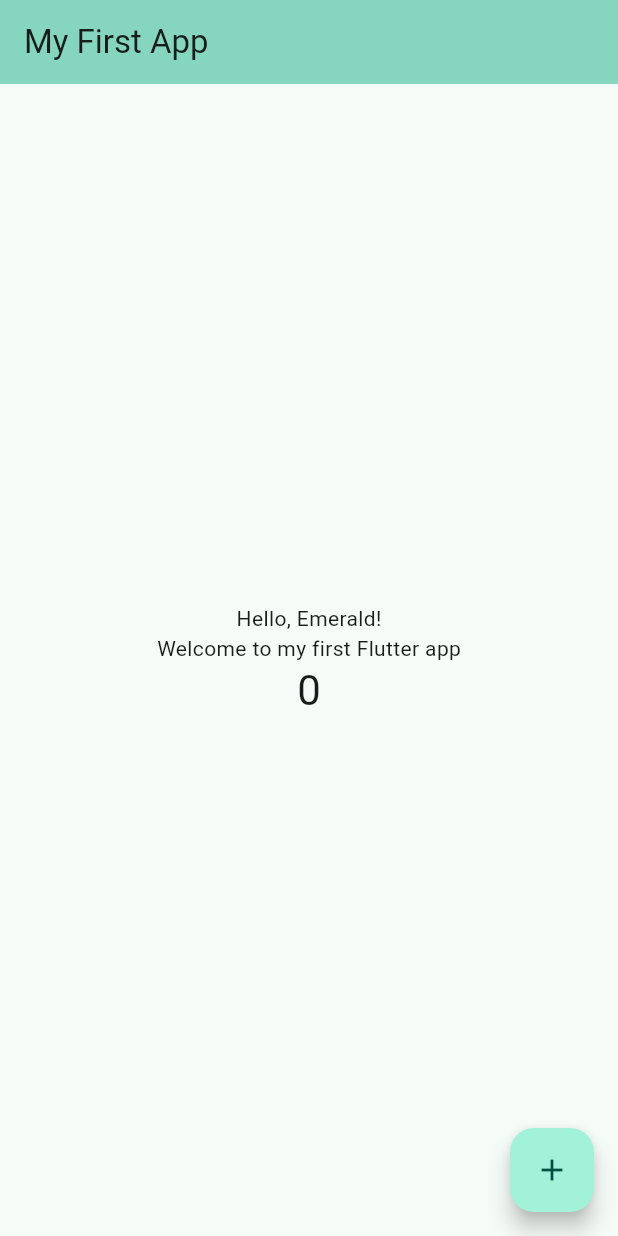
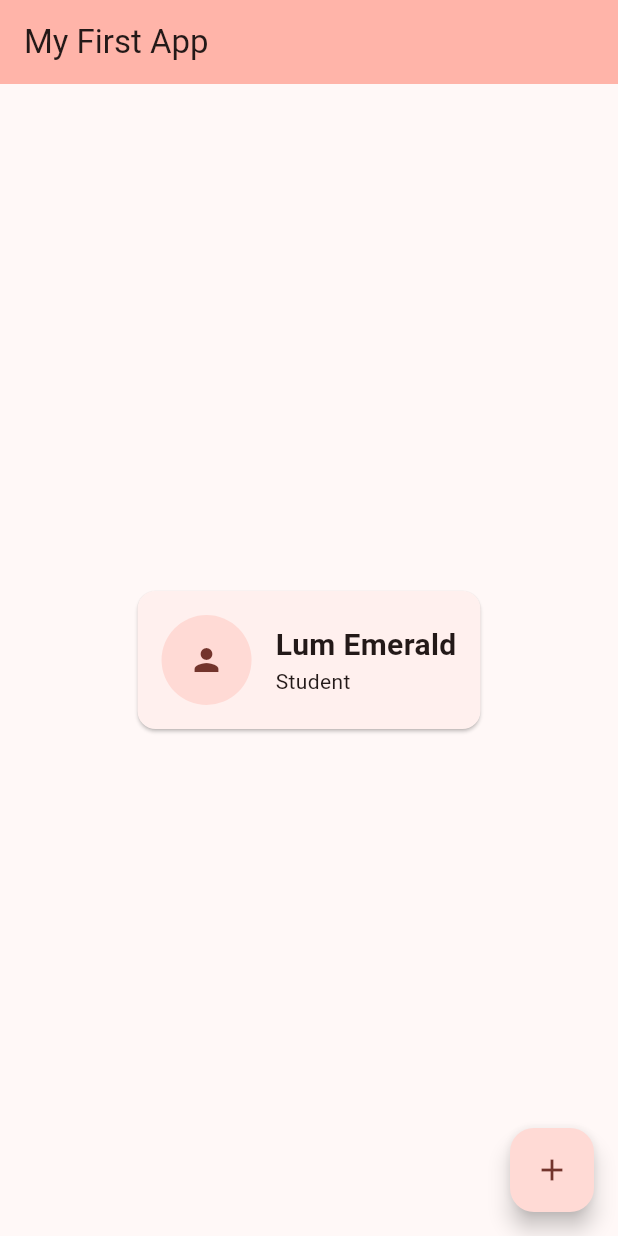
Before and after one commit to LumAzinuiEmeraldChingang/Labs-of-Darts-and-Flutter, a Flutter app: the screen it shows after launch, on a phone screen of 412 x 824 dp. Run offline on Flutter 3.47's test engine with Material 3 defaults, Android fonts, the phone set to English and light mode, and no system bars.

Commit message:
Add ProfileCard widget(only) and change seed colour to red

```diff
--- a/lib/main.dart
+++ b/lib/main.dart
@@ -7,28 +7,12 @@ void main() {
 class MyApp extends StatelessWidget {
   const MyApp({super.key});
 
-  // This widget is the root of your application.
   @override
   Widget build(BuildContext context) {
     return MaterialApp(
       title: 'My First App',
       theme: ThemeData(
-        // This is the theme of your application.
-        //
-        // TRY THIS: Try running your application with "flutter run". You'll see
-        // the application has a purple toolbar. Then, without quitting the app,
-        // try changing the seedColor in the colorScheme below to Colors.green
-        // and then invoke "hot reload" (save your changes or press the "hot
-        // reload" button in a Flutter-supported IDE, or press "r" if you used
-        // the command line to start the app).
-        //
-        // Notice that the counter didn't reset back to zero; the application
-        // state is not lost during the reload. To reset the state, use hot
-        // restart instead.
-        //
-        // This works for code too, not just values: Most code changes can be
-        // tested with just a hot reload.
-        colorScheme: .fromSeed(seedColor: Colors.tealAccent),
+        colorScheme: ColorScheme.fromSeed(seedColor: Colors.red),
       ),
       home: const MyHomePage(title: 'My First App'),
     );
@@ -37,15 +21,6 @@ class MyApp extends StatelessWidget {
 
 class MyHomePage extends StatefulWidget {
   const MyHomePage({super.key, required this.title});
-
-  // This widget is the home page of your application. It is stateful, meaning
-  // that it has a State object (defined below) that contains fields that affect
-  // how it looks.
-
-  // This class is the configuration for the state. It holds the values (in this
-  // case the title) provided by the parent (in this case the App widget) and
-  // used by the build method of the State. Fields in a Widget subclass are
-  // always marked "final".
 
   final String title;
 
@@ -58,11 +33,6 @@ class _MyHomePageState extends State<MyHomePage> {
 
   void _incrementCounter() {
     setState(() {
-      // This call to setState tells the Flutter framework that something has
-      // changed in this State, which causes it to rerun the build method below
-      // so that the display can reflect the updated values. If we changed
-      // _counter without calling setState(), then the build method would not be
-      // called again, and so nothing would appear to happen.
       _counter++;
     });
   }
@@ -71,48 +41,17 @@ class _MyHomePageState extends State<MyHomePage> {
   Widget build(BuildContext context) {
     final width = MediaQuery.of(context).size.width;
     debugPrint('Screen width: $width dp');
-    // This method is rerun every time setState is called, for instance as done
-    // by the _incrementCounter method above.
-    //
-    // The Flutter framework has been optimized to make rerunning build methods
-    // fast, so that you can just rebuild anything that needs updating rather
-    // than having to individually change instances of widgets.
     return Scaffold(
       appBar: AppBar(
-        // TRY THIS: Try changing the color here to a specific color (to
-        // Colors.amber, perhaps?) and trigger a hot reload to see the AppBar
-        // change color while the other colors stay the same.
         backgroundColor: Theme.of(context).colorScheme.inversePrimary,
-        // Here we take the value from the MyHomePage object that was created by
-        // the App.build method, and use it to set our appbar title.
         title: Text(widget.title),
       ),
       body: Center(
-        // Center is a layout widget. It takes a single child and positions it
-        // in the middle of the parent.
         child: Column(
-          // Column is also a layout widget. It takes a list of children and
-          // arranges them vertically. By default, it sizes itself to fit its
-          // children horizontally, and tries to be as tall as its parent.
-          //
-          // Column has various properties to control how it sizes itself and
-          // how it positions its children. Here we use mainAxisAlignment to
-          // center the children vertically; the main axis here is the vertical
-          // axis because Columns are vertical (the cross axis would be
-          // horizontal).
-          //
-          // TRY THIS: Invoke "debug painting" (choose the "Toggle Debug Paint"
-          // action in the IDE, or press "p" in the console), to see the
-          // wireframe for each widget.
-          mainAxisAlignment: .center,
+          mainAxisAlignment: MainAxisAlignment.center,
           children: [
-            const Text('Hello, Emerald!'),
-            const Text('Welcome to my first Flutter app'),
-          Text(
-             '$_counter',
-             style: Theme.of(context).textTheme.headlineMedium,
-             ),
-],
+            const ProfileCard(),
+          ],
         ),
       ),
       floatingActionButton: FloatingActionButton(
@@ -123,3 +62,35 @@ class _MyHomePageState extends State<MyHomePage> {
     );
   }
 }
+
+class ProfileCard extends StatelessWidget {
+  const ProfileCard({super.key});
+
+  @override
+  Widget build(BuildContext context) {
+    return Card(
+      margin: const EdgeInsets.all(16),
+      child: Padding(
+        padding: const EdgeInsets.all(16),
+        child: Row(
+          mainAxisSize: MainAxisSize.min,
+          children: [
+            const CircleAvatar(radius: 30, child: Icon(Icons.person)),
+            const SizedBox(width: 16),
+            Column(
+              crossAxisAlignment: CrossAxisAlignment.start,
+              mainAxisSize: MainAxisSize.min,
+              children: const [
+                Text(
+                  'Lum Emerald',
+                  style: TextStyle(fontSize: 20, fontWeight: FontWeight.bold),
+                ),
+                Text('Student'),
+              ],
+            ),
+          ],
+        ),
+      ),
+    );
+  }
+}
```
Also changed, not shown: 1 other file.
